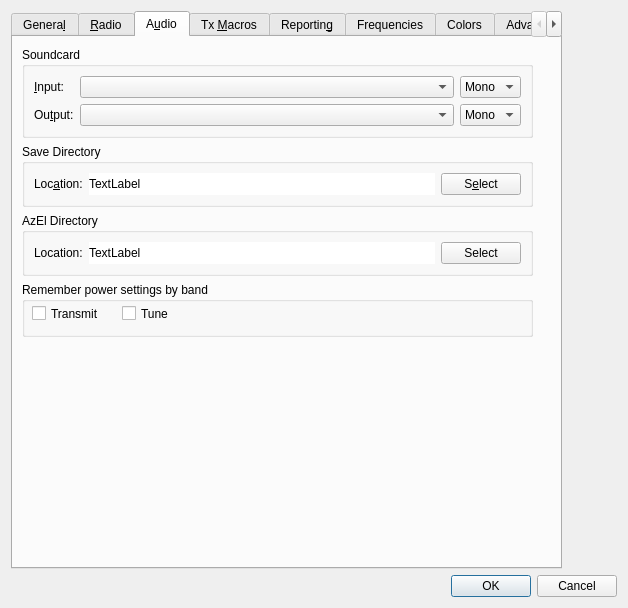
First picture: the form in Configuration.ui, repository saitohirga/WSJT-X, before the edit.
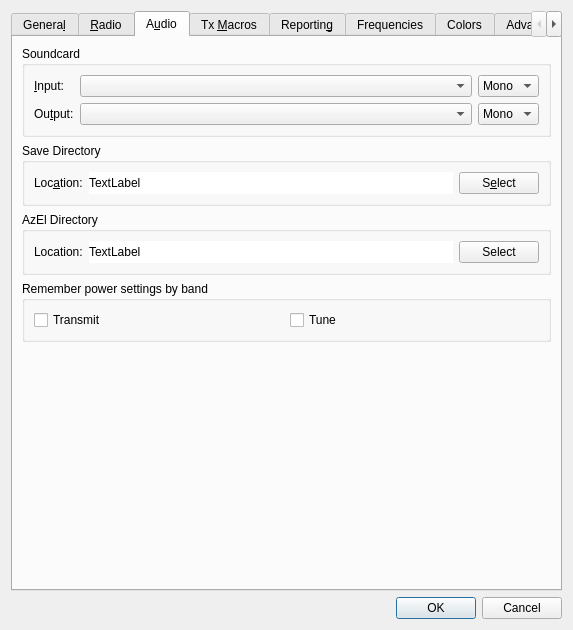
Second picture: the form after the edit. The open tabs and pages were chosen to show the change.

Commit message: Fix up broken settings UI layouts and tab order

```diff
--- a/Configuration.ui
+++ b/Configuration.ui
@@ -2,26 +2,12 @@
 <ui version="4.0">
  <class>configuration_dialog</class>
  <widget class="QDialog" name="configuration_dialog">
-  <property name="geometry">
-   <rect>
-    <x>0</x>
-    <y>0</y>
-    <width>628</width>
-    <height>608</height>
-   </rect>
-  </property>
   <property name="windowTitle">
    <string>Settings</string>
   </property>
   <layout class="QVBoxLayout" name="verticalLayout_2">
    <item>
     <widget class="QTabWidget" name="configuration_tabs">
-     <property name="sizePolicy">
-      <sizepolicy hsizetype="Fixed" vsizetype="Expanding">
-       <horstretch>0</horstretch>
-       <verstretch>0</verstretch>
-      </sizepolicy>
-     </property>
      <property name="toolTip">
       <string>Select tab to change configuration parameters.</string>
      </property>
@@ -1237,15 +1223,8 @@
       <attribute name="toolTip">
        <string>Audio interface settings</string>
       </attribute>
-      <widget class="QWidget" name="layoutWidget">
-       <property name="geometry">
-        <rect>
-         <x>9</x>
-         <y>10</y>
-         <width>511</width>
-         <height>431</height>
-        </rect>
-       </property>
+      <layout class="QVBoxLayout" name="verticalLayout_12">
+       <item>
        <layout class="QVBoxLayout" name="verticalLayout_9">
         <item>
          <widget class="QGroupBox" name="soundcard_group_box">
@@ -1467,27 +1446,15 @@
         </item>
         <item>
          <widget class="QGroupBox" name="split_operation_group_box_2">
-          <property name="minimumSize">
-           <size>
-            <width>0</width>
-            <height>55</height>
-           </size>
-          </property>
           <property name="toolTip">
            <string>Power Memory By Band</string>
           </property>
           <property name="title">
            <string>Remember power settings by band</string>
           </property>
+           <layout class="QHBoxLayout" name="horizontalLayout_13">
+            <item>
           <widget class="QCheckBox" name="checkBoxPwrBandTxMemory">
-           <property name="geometry">
-            <rect>
-             <x>10</x>
-             <y>23</y>
-             <width>90</width>
-             <height>17</height>
-            </rect>
-           </property>
            <property name="toolTip">
             <string>Enable power memory during transmit</string>
            </property>
@@ -1495,15 +1462,9 @@
             <string>Transmit</string>
            </property>
           </widget>
+            </item>
+            <item>
           <widget class="QCheckBox" name="checkBoxPwrBandTuneMemory">
-           <property name="geometry">
-            <rect>
-             <x>100</x>
-             <y>23</y>
-             <width>90</width>
-             <height>17</height>
-            </rect>
-           </property>
            <property name="toolTip">
             <string>Enable power memory during tuning</string>
            </property>
@@ -1511,7 +1472,11 @@
             <string>Tune</string>
            </property>
           </widget>
-         </widget>
+            </item>
+           </layout>
+          </widget>
+         </item>
+        </layout>
         </item>
         <item>
          <spacer name="verticalSpacer_3">
@@ -1528,7 +1493,6 @@
         </item>
        </layout>
       </widget>
-     </widget>
      <widget class="QWidget" name="tx_macros_tab">
       <attribute name="title">
        <string>Tx &amp;Macros</string>
```
Left out of the diff: 30 changed lines with no effect on the pictures. Lines whose indentation alone changed are shown as unchanged.
